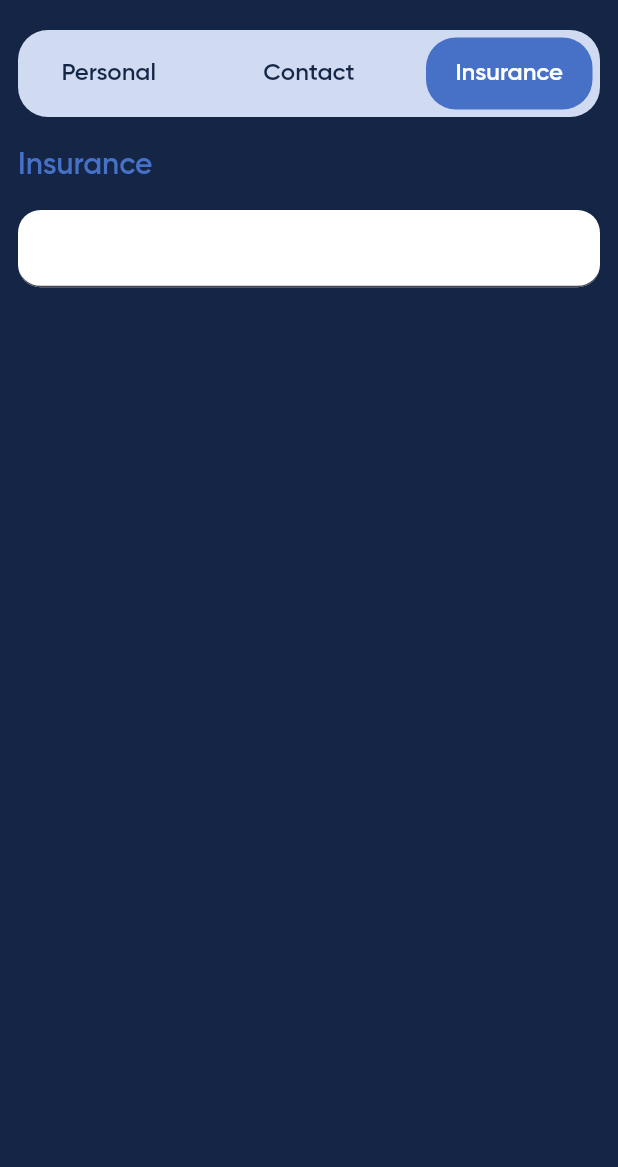
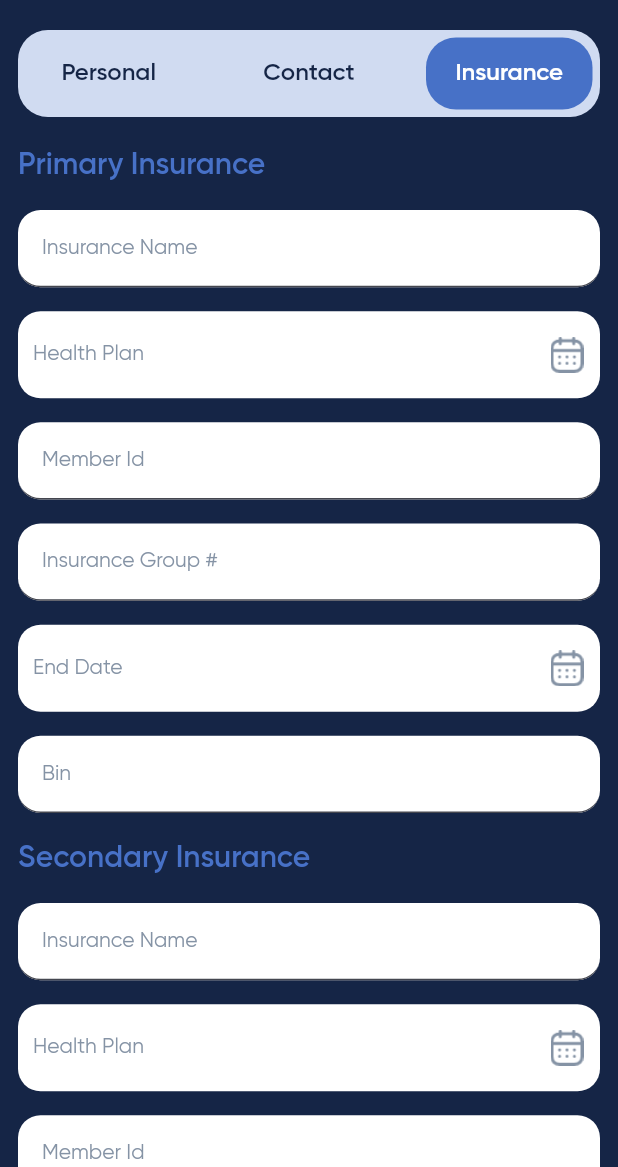
Before and after one commit to nabeel-khanjee/product-list, a Flutter app: the DemographicScreen screen opened by its route, swiped to page 3, on a phone screen of 412 x 824 dp, the part 69-1236 px from its top. Run offline on Flutter 3.47's test engine with Material 2 defaults, Android fonts, the phone set to English and light mode, and no system bars; our stand-ins replace bloc, dio, dots_indicator, easy_localization, equatable, flutter_advanced_drawer and 7 more; missing offline and left inert: flutter_material_color_picker; accounts and stored records are empty; generated files the repository leaves out were written again.

```diff
--- a/lib/src/app/app_export.dart
+++ b/lib/src/app/app_export.dart
@@ -4,6 +4,8 @@ export 'package:provider_app/src/components/text_field_component.dart';
 export 'package:provider_app/src/pages/demographic/components/dropdown_component_profile.dart';
 export 'package:provider_app/src/pages/demographic/inner_screens/patient_detail/components/patient_detail_screen_form.dart';
 export 'package:provider_app/src/pages/demographic/inner_screens/patient_detail/components/date_picker_and_dropdown_widget.dart';
+export 'package:provider_app/src/pages/demographic/components/title_demographics_main_page_inner_heading.dart';
+export 'package:provider_app/src/pages/demographic/inner_screens/patient_detail/components/date_picker_component.dart';
 
 export 'package:provider_app/src/pages/change_language/components/language_setting.dart';
 export 'package:provider_app/src/pages/change_language/components/language_component.dart';
--- a/lib/src/constant/language_constants/english.dart
+++ b/lib/src/constant/language_constants/english.dart
@@ -1,5 +1,18 @@
 class EnglishConstant {
   static Map<String, String> englishLabels = {
+    'secondaryInsurance':'Secondary Insurance',
+    'primaryInsurance': 'Primary Insurance',
+    'insuranceName': 'Insurance Name',
+    'healthPlan': 'Health Plan',
+    'memberId': 'Member Id',
+    'insuranceGroup': 'Insurance Group #',
+    'endDate': 'End Date',
+    'bin': 'Bin',
+    'pharmacy': 'Pharmacy',
+    'payerId': 'Payer Id',
+    'rxBin': 'Rx Bin',
+    'rxGroup': 'Rx Group',
+    'rxGroupPCN': 'Rx Group PCN',
     'contactDetails': 'Contact Details',
     'cellPhoneNumber': 'Cellphone Number',
     'residenceNumber': 'Residence Number',
--- a/lib/src/constant/string_constants.dart
+++ b/lib/src/constant/string_constants.dart
@@ -2,7 +2,22 @@ import 'package:provider_app/src/app/app_export.dart';
 
 class StringConstants {
   static String language = 'ur_PK';
-  static String get  insuranceName=> _getLang('insuranceName');
+
+  static String get  secondaryInsurance=> _getLang('secondaryInsurance');
+  static String get primaryInsurance => _getLang('primaryInsurance');
+  static String get insuranceName => _getLang('insuranceName');
+  static String get healthPlan => _getLang('healthPlan');
+  static String get memberId => _getLang('memberId');
+  static String get insuranceGroup => _getLang('insuranceGroup');
+  static String get endDate => _getLang('endDate');
+  static String get bin => _getLang('bin');
+  static String get pharmacy => _getLang('pharmacy');
+  static String get payerId => _getLang('payerId');
+  static String get rxBin => _getLang('rxBin');
+  static String get rxGroup => _getLang('rxGroup');
+  static String get rxGroupPCN => _getLang('rxGroupPCN');
+
+
 
 
   static String get contactDetails => _getLang('contactDetails');
--- a/lib/src/pages/demographic/demographic_screen.dart
+++ b/lib/src/pages/demographic/demographic_screen.dart
@@ -2,8 +2,8 @@ import 'package:provider_app/src/app/app_export.dart';
 import 'package:provider_app/src/components/appbar_component.dart';
 import 'package:provider_app/src/components/main_scaffold.dart';
 import 'package:provider_app/src/pages/demographic/components/profile_indicators_widgets.dart';
-import 'package:provider_app/src/pages/demographic/components/title_demographics_main_page_inner_heading.dart';
 import 'package:provider_app/src/pages/demographic/inner_screens/contact_detail/contact_detail_screen.dart';
+import 'package:provider_app/src/pages/demographic/inner_screens/insurance/insurance_screen.dart';
 import 'package:provider_app/src/pages/demographic/inner_screens/patient_detail/patient_detail_screen.dart';
 
 class DemographicScreen extends StatefulWidget {
@@ -68,7 +68,34 @@ class _DemographicScreenState extends State<DemographicScreen> {
   final TextEditingController phoneNumberPharmacyController =
       TextEditingController();
 
-        final TextEditingController primaryInsuranceNameController= TextEditingController();
+  final TextEditingController primaryInsuranceNameController =
+      TextEditingController();
+  final TextEditingController primaryInsurancememberIdController =
+      TextEditingController();
+  final TextEditingController primaryInsuranceinsuranceGroupController =
+      TextEditingController();
+  final TextEditingController primaryInsuranceBinController =
+      TextEditingController();
+  final TextEditingController secondaryInsuranceNameController =
+      TextEditingController();
+  final TextEditingController secondaryInsurancememberIdController =
+      TextEditingController();
+  final TextEditingController secondaryInsuranceinsuranceGroupController =
+      TextEditingController();
+  final TextEditingController secondaryInsuranceBinController =
+      TextEditingController();
+  final TextEditingController pharmacyPayerIdController =
+      TextEditingController();
+  final TextEditingController pharmacyrxBinController = TextEditingController();
+  final TextEditingController pharmacyrxGroupController =
+      TextEditingController();
+  final TextEditingController pharmacyrxGroupPCNController =
+      TextEditingController();
+
+  String? primaryInsuranceSelectedDateHealtPlan;
+  String? primaryInsuranceSelectedDateEndDate;
+  String? secondaryInsuranceSelectedDateHealtPlan;
+  String? secondaryInsuranceSelectedDateEndDate;
 
   @override
   Widget build(BuildContext context) {
@@ -205,19 +232,51 @@ class _DemographicScreenState extends State<DemographicScreen> {
                       selectedCity: selectedCountry,
                       states: states,
                       selectedStates: selectedStates),
-                  Container(
-                    child: Column(
-                      mainAxisAlignment: MainAxisAlignment.start,
-                      crossAxisAlignment: CrossAxisAlignment.start,
-                      children: [
-                        TitleDemographicsMainHeadingInnerPage(
-                            titleDemographicInnerScreen:
-                                StringConstants.insurance),
-                        TextFormFieldComponentProfile(patientIdcontroller: primaryInsuranceNameController, label: StringConstants.insuranceName)
+                  DemographicInsuranceScreen(
+                    onTapPrimaryInsuranceEndDate: () {
+                      setState(() {
 
-                      ],
-                    ),
-                  )
+                      });
+                    },
+                    onTapPrimaryInsuranceHealthPlan: () {
+
+                    },
+                    onTapSecondaryInsuranceEndDate: () {
+
+                    },
+                    onTapSecondaryInsuranceHealthPlan: () {
+
+                    },
+                    formkeyInsuranceDetail: _formkeyInsuranceDetail,
+                      primaryInsuranceNameController:
+                          primaryInsuranceNameController,
+                      primaryInsuranceSelectedDateHealtPlan:
+                          primaryInsuranceSelectedDateHealtPlan,
+                      primaryInsurancememberIdController:
+                          primaryInsurancememberIdController,
+                      primaryInsuranceinsuranceGroupController:
+                          primaryInsuranceinsuranceGroupController,
+                      primaryInsuranceSelectedDateEndDate:
+                          primaryInsuranceSelectedDateEndDate,
+                      primaryInsuranceBinController:
+                          primaryInsuranceBinController,
+                      secondaryInsuranceNameController:
+                          secondaryInsuranceNameController,
+                      secondaryInsuranceSelectedDateHealtPlan:
+                          secondaryInsuranceSelectedDateHealtPlan,
+                      secondaryInsurancememberIdController:
+                          secondaryInsurancememberIdController,
+                      secondaryInsuranceinsuranceGroupController:
+                          secondaryInsuranceinsuranceGroupController,
+                      secondaryInsuranceSelectedDateEndDate:
+                          secondaryInsuranceSelectedDateEndDate,
+                      secondaryInsuranceBinController:
+                          secondaryInsuranceBinController,
+                      pharmacyPayerIdController: pharmacyPayerIdController,
+                      pharmacyrxBinController: pharmacyrxBinController,
+                      pharmacyrxGroupController: pharmacyrxGroupController,
+                      pharmacyrxGroupPCNController:
+                          pharmacyrxGroupPCNController)
                 ],
               ),
             ),
--- a/lib/src/pages/demographic/inner_screens/contact_detail/components/contact_details_form.dart
+++ b/lib/src/pages/demographic/inner_screens/contact_detail/components/contact_details_form.dart
@@ -1,5 +1,4 @@
 import 'package:provider_app/src/app/app_export.dart';
-import 'package:provider_app/src/pages/demographic/components/title_demographics_main_page_inner_heading.dart';
 
 class ContactDetailScreenForm extends StatelessWidget {
   const ContactDetailScreenForm({
--- a/lib/src/pages/demographic/inner_screens/contact_detail/contact_detail_screen.dart
+++ b/lib/src/pages/demographic/inner_screens/contact_detail/contact_detail_screen.dart
@@ -1,5 +1,4 @@
 import 'package:provider_app/src/app/app_export.dart';
-import 'package:provider_app/src/pages/demographic/components/title_demographics_main_page_inner_heading.dart';
 import 'package:provider_app/src/pages/demographic/inner_screens/contact_detail/components/contact_details_form.dart';
 
 class ContactDetailScreen extends StatelessWidget {
--- /dev/null
+++ b/lib/src/pages/demographic/inner_screens/insurance/insurance_screen.dart
@@ -0,0 +1,137 @@
+import 'package:provider_app/src/app/app_export.dart';
+
+class DemographicInsuranceScreen extends StatelessWidget {
+  const DemographicInsuranceScreen({
+    super.key,
+    required this.primaryInsuranceNameController,
+    required this.primaryInsuranceSelectedDateHealtPlan,
+    required this.primaryInsurancememberIdController,
+    required this.primaryInsuranceinsuranceGroupController,
+    required this.primaryInsuranceSelectedDateEndDate,
+    required this.primaryInsuranceBinController,
+    required this.secondaryInsuranceNameController,
+    required this.secondaryInsuranceSelectedDateHealtPlan,
+    required this.secondaryInsurancememberIdController,
+    required this.secondaryInsuranceinsuranceGroupController,
+    required this.secondaryInsuranceSelectedDateEndDate,
+    required this.secondaryInsuranceBinController,
+    required this.pharmacyPayerIdController,
+    required this.pharmacyrxBinController,
+    required this.pharmacyrxGroupController,
+    required this.pharmacyrxGroupPCNController,
+    required this.formkeyInsuranceDetail, required this.onTapPrimaryInsuranceHealthPlan, required this.onTapSecondaryInsuranceHealthPlan, required this.onTapPrimaryInsuranceEndDate, required this.onTapSecondaryInsuranceEndDate,
+  });
+  final GlobalKey<FormState> formkeyInsuranceDetail;
+  final TextEditingController primaryInsuranceNameController;
+  final String? primaryInsuranceSelectedDateHealtPlan;
+  final TextEditingController primaryInsurancememberIdController;
+  final TextEditingController primaryInsuranceinsuranceGroupController;
+  final String? primaryInsuranceSelectedDateEndDate;
+  final TextEditingController primaryInsuranceBinController;
+  final TextEditingController secondaryInsuranceNameController;
+  final String? secondaryInsuranceSelectedDateHealtPlan;
+  final TextEditingController secondaryInsurancememberIdController;
+  final TextEditingController secondaryInsuranceinsuranceGroupController;
+  final String? secondaryInsuranceSelectedDateEndDate;
+  final TextEditingController secondaryInsuranceBinController;
+  final TextEditingController pharmacyPayerIdController;
+  final TextEditingController pharmacyrxBinController;
+  final TextEditingController pharmacyrxGroupController;
+  final TextEditingController pharmacyrxGroupPCNController;
+  final VoidCallback onTapPrimaryInsuranceHealthPlan;
+  final VoidCallback onTapSecondaryInsuranceHealthPlan;
+  final VoidCallback onTapPrimaryInsuranceEndDate;
+  final VoidCallback onTapSecondaryInsuranceEndDate;
+
+
+
+  @override
+  Widget build(BuildContext context) {
+    return SingleChildScrollView(
+      child: Container(
+        child: Form(
+          key: formkeyInsuranceDetail,
+          child: Column(
+            mainAxisAlignment: MainAxisAlignment.start,
+            crossAxisAlignment: CrossAxisAlignment.start,
+            children: [
+              TitleDemographicsMainHeadingInnerPage(
+                  titleDemographicInnerScreen:
+                      StringConstants.primaryInsurance),
+              TextFormFieldComponentProfile(
+                  patientIdcontroller: primaryInsuranceNameController,
+                  label: StringConstants.insuranceName),
+              DatePickerComponent(
+                  datePickerTitle: StringConstants.healthPlan,
+                  country: [],
+                  getCityValue: (p1) {},
+                  onDropdownFieldTapCity: () {},
+                  onDatePickerTap: onTapPrimaryInsuranceHealthPlan,
+                  selectedDate: primaryInsuranceSelectedDateHealtPlan),
+              TextFormFieldComponentProfile(
+                  patientIdcontroller: primaryInsurancememberIdController,
+                  label: StringConstants.memberId),
+              TextFormFieldComponentProfile(
+                  patientIdcontroller: primaryInsuranceinsuranceGroupController,
+                  label: StringConstants.insuranceGroup),
+              DatePickerComponent(
+                  datePickerTitle: StringConstants.endDate,
+                  country: [],
+                  getCityValue: (p1) {},
+                  onDropdownFieldTapCity: () {},
+                  onDatePickerTap: onTapPrimaryInsuranceEndDate,
+                  selectedDate: primaryInsuranceSelectedDateEndDate),
+              TextFormFieldComponentProfile(
+                  patientIdcontroller: primaryInsuranceBinController,
+                  label: StringConstants.bin),
+              TitleDemographicsMainHeadingInnerPage(
+                  titleDemographicInnerScreen:
+                      StringConstants.secondaryInsurance),
+              TextFormFieldComponentProfile(
+                  patientIdcontroller: secondaryInsuranceNameController,
+                  label: StringConstants.insuranceName),
+              DatePickerComponent(
+                  datePickerTitle: StringConstants.healthPlan,
+                  country: [],
+                  getCityValue: (p1) {},
+                  onDropdownFieldTapCity: () {},
+                  onDatePickerTap: onTapSecondaryInsuranceHealthPlan,
+                  selectedDate: secondaryInsuranceSelectedDateHealtPlan),
+              TextFormFieldComponentProfile(
+                  patientIdcontroller: secondaryInsurancememberIdController,
+                  label: StringConstants.memberId),
+              TextFormFieldComponentProfile(
+                  patientIdcontroller:
+                      secondaryInsuranceinsuranceGroupController,
+                  label: StringConstants.insuranceGroup),
+              DatePickerComponent(
+                  datePickerTitle: StringConstants.endDate,
+                  country: [],
+                  getCityValue: (p1) {},
+                  onDropdownFieldTapCity: () {},
+                  onDatePickerTap: onTapSecondaryInsuranceEndDate,
+                  selectedDate: secondaryInsuranceSelectedDateEndDate),
+              TextFormFieldComponentProfile(
+                  patientIdcontroller: secondaryInsuranceBinController,
+                  label: StringConstants.bin),
+              TitleDemographicsMainHeadingInnerPage(
+                  titleDemographicInnerScreen: StringConstants.pharmacy),
+              TextFormFieldComponentProfile(
+                  patientIdcontroller: pharmacyPayerIdController,
+                  label: StringConstants.payerId),
+              TextFormFieldComponentProfile(
+                  patientIdcontroller: pharmacyrxBinController,
+                  label: StringConstants.rxBin),
+              TextFormFieldComponentProfile(
+                  patientIdcontroller: pharmacyrxGroupController,
+                  label: StringConstants.rxGroup),
+              TextFormFieldComponentProfile(
+                  patientIdcontroller: pharmacyrxGroupPCNController,
+                  label: StringConstants.rxGroupPCN),
+            ],
+          ),
+        ),
+      ),
+    );
+  }
+}
--- a/lib/src/pages/demographic/inner_screens/patient_detail/components/date_picker_and_dropdown_widget.dart
+++ b/lib/src/pages/demographic/inner_screens/patient_detail/components/date_picker_and_dropdown_widget.dart
@@ -1,5 +1,4 @@
 import 'package:provider_app/src/app/app_export.dart';
-import 'package:provider_app/src/pages/demographic/inner_screens/patient_detail/components/date_picker_component.dart';
 
 class DatePickerAndDropDownWidget extends StatelessWidget {
   const DatePickerAndDropDownWidget({
@@ -33,6 +32,7 @@ class DatePickerAndDropDownWidget extends StatelessWidget {
         children: [
           Expanded(
             child: DatePickerComponent(
+                datePickerTitle: StringConstants.dateOfBirth,
                 onDatePickerTap: onDatePickerTap,
                 onDropdownFieldTapCity: onDropdownFieldTapCity,
                 country: country,
--- a/lib/src/pages/demographic/inner_screens/patient_detail/components/date_picker_component.dart
+++ b/lib/src/pages/demographic/inner_screens/patient_detail/components/date_picker_component.dart
@@ -8,9 +8,11 @@ class DatePickerComponent extends StatelessWidget {
     required this.country,
     required this.getCityValue,
     required this.selectedDate,
+    required this.datePickerTitle,
   });
 
   final VoidCallback onDatePickerTap;
+  final String datePickerTitle;
   final VoidCallback onDropdownFieldTapCity;
   final List<String> country;
   final Function(String? p1) getCityValue;
@@ -25,7 +27,7 @@ class DatePickerComponent extends StatelessWidget {
           DropDownComponentProfile(
             onDropdownFieldTap: onDropdownFieldTapCity,
             suffixIcon: AssetsConstants.calenderIcon,
-            hintText: StringConstants.dateOfBirth,
+            hintText: datePickerTitle,
             items: country,
             selectedItem: (value) {
               getCityValue(value);
--- a/lib/src/pages/demographic/inner_screens/patient_detail/patient_detail_screen.dart
+++ b/lib/src/pages/demographic/inner_screens/patient_detail/patient_detail_screen.dart
@@ -1,5 +1,4 @@
 import 'package:provider_app/src/app/app_export.dart';
-import 'package:provider_app/src/pages/demographic/components/title_demographics_main_page_inner_heading.dart';
 
 class PatientDetailScreen extends StatelessWidget {
   const PatientDetailScreen({
```
Also changed, not shown: lib/src/pages/animated_drawer/app_drawer.dart (line endings or trailing spaces).
